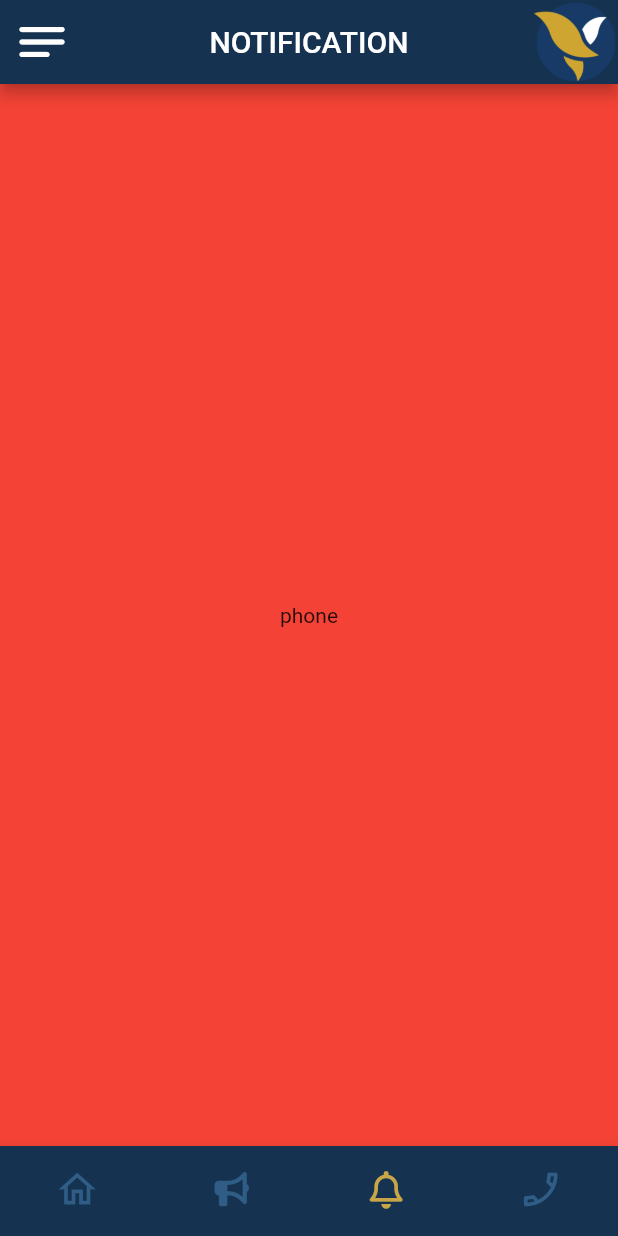
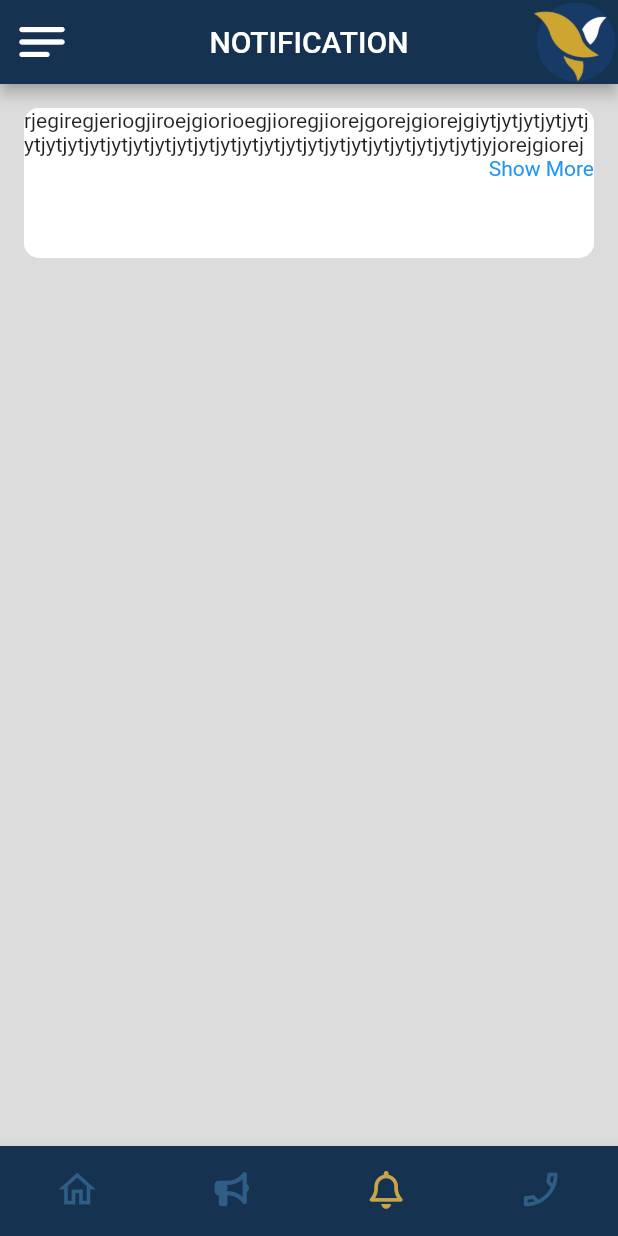
Before and after one commit to teapengthorng/navigation_and_routing, a Flutter app: the screen it shows after launch, item 3 of the bottom bar chosen, on a phone screen of 412 x 824 dp. Run offline on Flutter 3.47's test engine with Material 2 defaults, Android fonts, the phone set to English and light mode, and no system bars; our stand-ins replace font_awesome_flutter, page_indicator.

Commit message:
13/06/2022

```diff
--- a/lib/page/notification_page.dart
+++ b/lib/page/notification_page.dart
@@ -8,12 +8,15 @@ class NotificationPage extends StatefulWidget {
 class _NotificationPageState extends State<NotificationPage> {
   final GlobalKey<ScaffoldState> _scaffoldKey = new GlobalKey<ScaffoldState>();
   int _tabIndex = 0;
+  String descText = "Description Line 1\nDescription Line 2\nDescription Line 3\nDescription Line 4\nDescription Line 5\nDescription Line 6\nDescription Line 7\nDescription Line 8";
+  bool descTextShowFlag = false;
 
   bool isDesktop(BuildContext context) => MediaQuery.of(context).size.width >= 600;
 //  bool isDesktop(BuildContext context) => MediaQuery.of(context).size.width < 600;
   @override
   Widget build(BuildContext context) {
     return Scaffold(
+      backgroundColor:  Colors.black12,
       key: _scaffoldKey,
       appBar: AppBar(
         backgroundColor:  Color(0Xff153250),
@@ -136,23 +139,72 @@ class _NotificationPageState extends State<NotificationPage> {
           ),
         ),
       ),
-      body: Row(
-        children: [
-          if(isDesktop(context))
-            Container(
-            color: Colors.green,
-            width: 300,
-            child: Center(child: Text("desktop"),),
-          )else
-          Expanded(
-            child: Container(
-              color: Colors.red,
-              width: 300,
-              child: Center(child: Text("phone"),),
-            ),
-          )
-        ],
+      body:  Container(
+        height: 100,
+        decoration: BoxDecoration(
+          color: Colors.white,
+          borderRadius: BorderRadius.circular(10)
+        ),
+        margin: EdgeInsets.all(16.0),
+        child:  Column(
+          crossAxisAlignment: CrossAxisAlignment.start,
+          children: <Widget>[
+            Text("rjegiregjeriogjiroejgiorioegjioregjiorejgorejgiorejgiytjytjytjytjytjytjytjytjytjytjytjytjytjytjytjytjytjytjytjytjytjytjytjytjytjytjyjorejgiorejgioregij",
+            maxLines: descTextShowFlag ? 8 : 2,textAlign: TextAlign.start),
+        InkWell(
+          onTap: (){ setState(() {
+            descTextShowFlag = !descTextShowFlag;
+          }); },
+          child: Row(
+            mainAxisAlignment: MainAxisAlignment.end,
+            children: <Widget>[
+              descTextShowFlag ? Text("Show Less",style: TextStyle(color: Colors.blue),) :  Text("Show More",style: TextStyle(color: Colors.blue))
+            ],
+          ),
+        ),
+          ],
+        ),
       ),
     );
   }
+
 }
+
+class Notificationchoice{
+  Notificationchoice({this.icon, this.toptitle, this.bottomtitle, this.title, this.image  });
+  final IconData? icon;
+  final String? toptitle;
+  final String? bottomtitle;
+  final String? title;
+  final String? image;
+
+}
+
+List<Notificationchoice> notificationchoices = [
+  Notificationchoice(icon: Icons.shopping_cart_outlined, toptitle: 'PAYMENTS' , bottomtitle: 'PAYMENTS' , title: 'PAYMENTS' , image: 'PAYMENTS'  ),
+  Notificationchoice(icon: Icons.shopping_cart_outlined, toptitle: 'PAYMENTS' , bottomtitle: 'PAYMENTS' , title: 'PAYMENTS' , image: 'PAYMENTS'  ),
+  Notificationchoice(icon: Icons.shopping_cart_outlined, toptitle: 'PAYMENTS' , bottomtitle: 'PAYMENTS' , title: 'PAYMENTS' , image: 'PAYMENTS'  ),
+  Notificationchoice(icon: Icons.shopping_cart_outlined, toptitle: 'PAYMENTS' , bottomtitle: 'PAYMENTS' , title: 'PAYMENTS' , image: 'PAYMENTS'  ),
+  Notificationchoice(icon: Icons.shopping_cart_outlined, toptitle: 'PAYMENTS' , bottomtitle: 'PAYMENTS' , title: 'PAYMENTS' , image: 'PAYMENTS'  ),
+  Notificationchoice(icon: Icons.shopping_cart_outlined, toptitle: 'PAYMENTS' , bottomtitle: 'PAYMENTS' , title: 'PAYMENTS' , image: 'PAYMENTS'  ),
+];
+//      body: Row(
+//        children: [
+//          if(isDesktop(context))
+//            Container(
+//            color: Colors.green,
+//            width: 300,
+//            child: Center(child: Text("desktop"),),
+//          )else
+//          Expanded(
+//            child: Container(
+//              color: Colors.red,
+//              width: 300,
+//              child: Center(child: Text("phone"),),
+//            ),
+//          )
+//        ],
+//      ),
+//    );
+//  }
+//}
--- a/lib/platform/android_platform.dart
+++ b/lib/platform/android_platform.dart
@@ -219,7 +219,7 @@ class _AndroidPlatformState extends State<AndroidPlatform> {
       child: Expanded(
         child:
         Container(
-          height:isDesktop(context) != true ? 440 : 180,
+          height:isDesktop(context) != true ? 370 : 160,
           child: PageIndicatorContainer(
             indicatorColor: Colors.grey,
             indicatorSelectorColor: Colors.white,
@@ -260,7 +260,7 @@ class _AndroidPlatformState extends State<AndroidPlatform> {
 //                              Navigator.push(context, MaterialPageRoute(builder: (context)=> LoginPage()));
                             },
                             child: Padding(
-                              padding: EdgeInsets.only(top: 40),
+                              padding: EdgeInsets.only(top: 27),
                               child: Center(
                                 child: SelectCard(choice: choices[index]),
                               ),
@@ -271,7 +271,6 @@ class _AndroidPlatformState extends State<AndroidPlatform> {
                     ),
                   ),
                 ),
-
                 Container(
                   child: Center(child: Text("Android", style: TextStyle(color: Colors.white, fontSize: 30),)),
                 )
@@ -294,6 +293,7 @@ class _AndroidPlatformState extends State<AndroidPlatform> {
           child: Stack(
             children: [
               Positioned(
+//                bottom: 5,
                   child: Container(
                     child: isDesktop(context) != true ? Image.asset("assets/New Project.png",) : Image.asset("assets/10000X800.png", ),
                   )),
```
